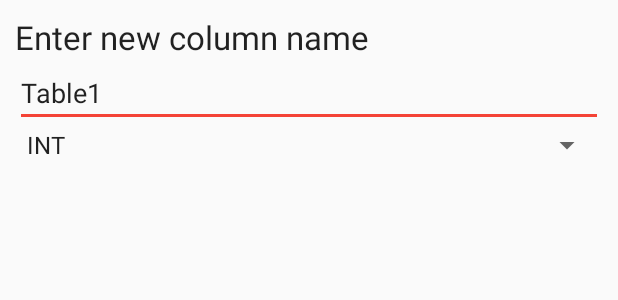
After one commit to mafiesto4/MobileSQL, an Android app: the layout new_column.xml on its own in the app's theme, with its tools: preview values and no code run, on a phone screen of 412 x 824 dp. The commit adds this screen. Shown: the top 300 px of the screen. Run offline under Robolectric (Android 15) with nearby library versions, the phone set to English and light mode, and no system bars.

Commit message:
creating new columns

```diff
--- /dev/null
+++ b/app/src/main/res/layout/new_column.xml
@@ -0,0 +1,34 @@
+<?xml version="1.0" encoding="utf-8"?>
+<LinearLayout xmlns:android="http://schemas.android.com/apk/res/android"
+              android:id="@+id/layout_root"
+              android:layout_width="fill_parent"
+              android:layout_height="fill_parent"
+              android:orientation="vertical"
+              android:padding="10dp" >
+
+    <TextView
+        android:id="@+id/textView"
+        android:layout_width="wrap_content"
+        android:layout_height="wrap_content"
+        android:text="@string/input_new_column"
+        android:textAppearance="?android:attr/textAppearanceLarge" />
+
+    <EditText
+        android:id="@+id/newColumnName"
+        android:layout_width="match_parent"
+        android:inputType="text"
+        android:text="Table1"
+        android:layout_height="wrap_content" >
+
+        <requestFocus />
+
+    </EditText>
+
+    <Spinner
+        android:id="@+id/newColumnType"
+        android:prompt="@string/input_new_columnType"
+        android:entries="@array/columnTypes"
+        android:layout_width="fill_parent"
+        android:layout_height="wrap_content" />
+
+</LinearLayout>
--- a/app/src/main/res/values/strings.xml
+++ b/app/src/main/res/values/strings.xml
@@ -1,8 +1,19 @@
 <resources>
     <string name="app_name">MobileSQL</string>
+
     <string name="action_exit">Exit</string>
     <string name="input_new_table">Enter new table name</string>
+    <string name="input_new_column">Enter new column name</string>
+    <string name="input_new_columnType">Type</string>
     <string name="querySql">Query SQL</string>
     <string name="newEntry">New entry</string>
+    <string name="newColumn">New column</string>
     <string name="deleteTable">Delete table</string>
+
+    <string-array name="columnTypes">
+        <item>INT</item>
+        <item>DATE</item>
+        <item>CHAR(30)</item>
+        <item>CHAR(250)</item>
+    </string-array>
 </resources>
```
Also changed, not shown: app/src/main/java/figat/pl/mobilesql/Controller.java (+30 -0 lines), app/src/main/java/figat/pl/mobilesql/MainActivity.java (+35 -0 lines), app/src/main/java/figat/pl/mobilesql/Model.java (+24 -2 lines), app/src/main/res/menu/menu_table.xml (+11 -3 lines).
